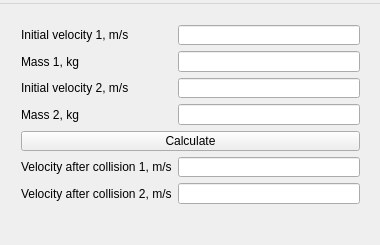
First picture: the form in mainwindow.ui, repository airled/elastic_collision_calculator, before the edit.
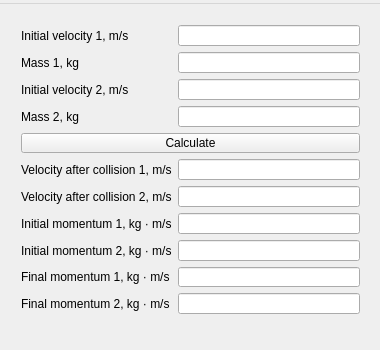
Second picture: the form after the edit.

Commit message: Added momentum calculation

The edit to the form file:
```diff
--- a/mainwindow.ui
+++ b/mainwindow.ui
@@ -10,7 +10,7 @@
     <x>0</x>
     <y>0</y>
     <width>380</width>
-    <height>245</height>
+    <height>350</height>
    </rect>
   </property>
   <property name="sizePolicy">
@@ -22,13 +22,13 @@
   <property name="minimumSize">
    <size>
     <width>380</width>
-    <height>245</height>
+    <height>350</height>
    </size>
   </property>
   <property name="maximumSize">
    <size>
     <width>380</width>
-    <height>245</height>
+    <height>350</height>
    </size>
   </property>
   <property name="windowTitle">
@@ -41,7 +41,7 @@
       <x>10</x>
       <y>10</y>
       <width>361</width>
-      <height>201</height>
+      <height>311</height>
      </rect>
     </property>
     <layout class="QFormLayout" name="formLayout">
@@ -126,6 +126,62 @@
        </property>
       </widget>
      </item>
+     <item row="7" column="0">
+      <widget class="QLabel" name="label_7">
+       <property name="text">
+        <string>Initial momentum 1, kg · m/s</string>
+       </property>
+      </widget>
+     </item>
+     <item row="7" column="1">
+      <widget class="QLineEdit" name="initialMomemntum1">
+       <property name="readOnly">
+        <bool>true</bool>
+       </property>
+      </widget>
+     </item>
+     <item row="8" column="0">
+      <widget class="QLabel" name="label_8">
+       <property name="text">
+        <string>Initial momentum 2, kg · m/s</string>
+       </property>
+      </widget>
+     </item>
+     <item row="8" column="1">
+      <widget class="QLineEdit" name="initialMomemntum2">
+       <property name="readOnly">
+        <bool>true</bool>
+       </property>
+      </widget>
+     </item>
+     <item row="9" column="0">
+      <widget class="QLabel" name="label_9">
+       <property name="text">
+        <string>Final momentum 1, kg · m/s</string>
+       </property>
+      </widget>
+     </item>
+     <item row="9" column="1">
+      <widget class="QLineEdit" name="finalMomentum1">
+       <property name="readOnly">
+        <bool>true</bool>
+       </property>
+      </widget>
+     </item>
+     <item row="10" column="0">
+      <widget class="QLabel" name="label_10">
+       <property name="text">
+        <string>Final momentum 2, kg · m/s</string>
+       </property>
+      </widget>
+     </item>
+     <item row="10" column="1">
+      <widget class="QLineEdit" name="finalMomentum2">
+       <property name="readOnly">
+        <bool>true</bool>
+       </property>
+      </widget>
+     </item>
     </layout>
    </widget>
   </widget>
```
The commit also changes 2 other files.
